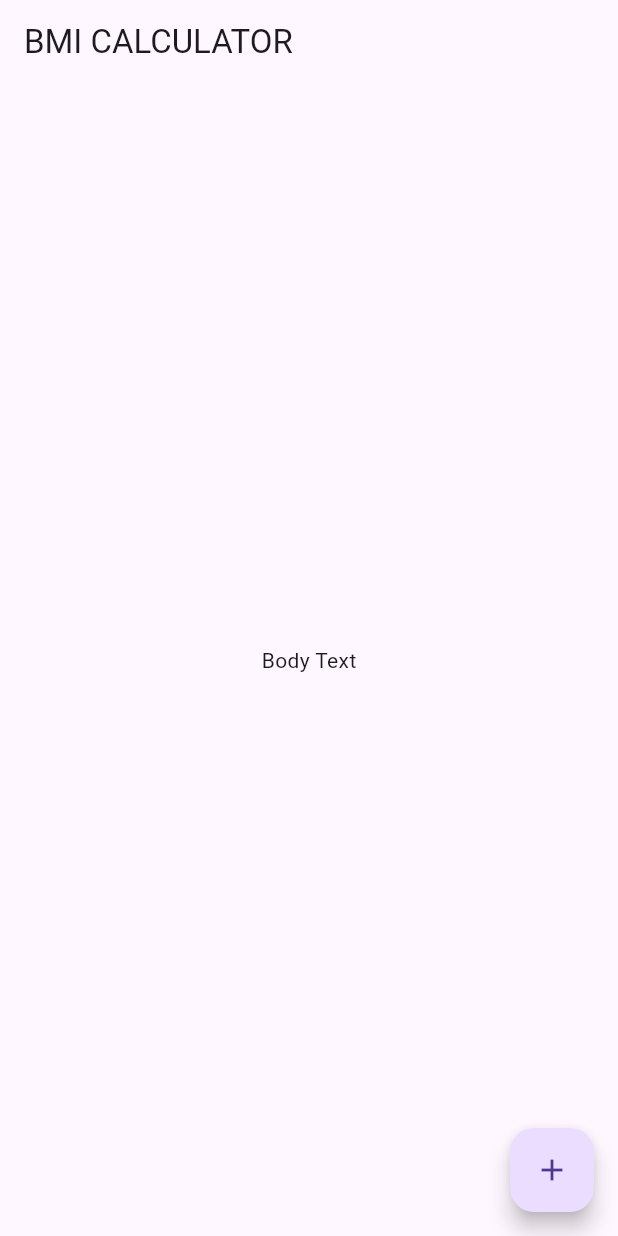
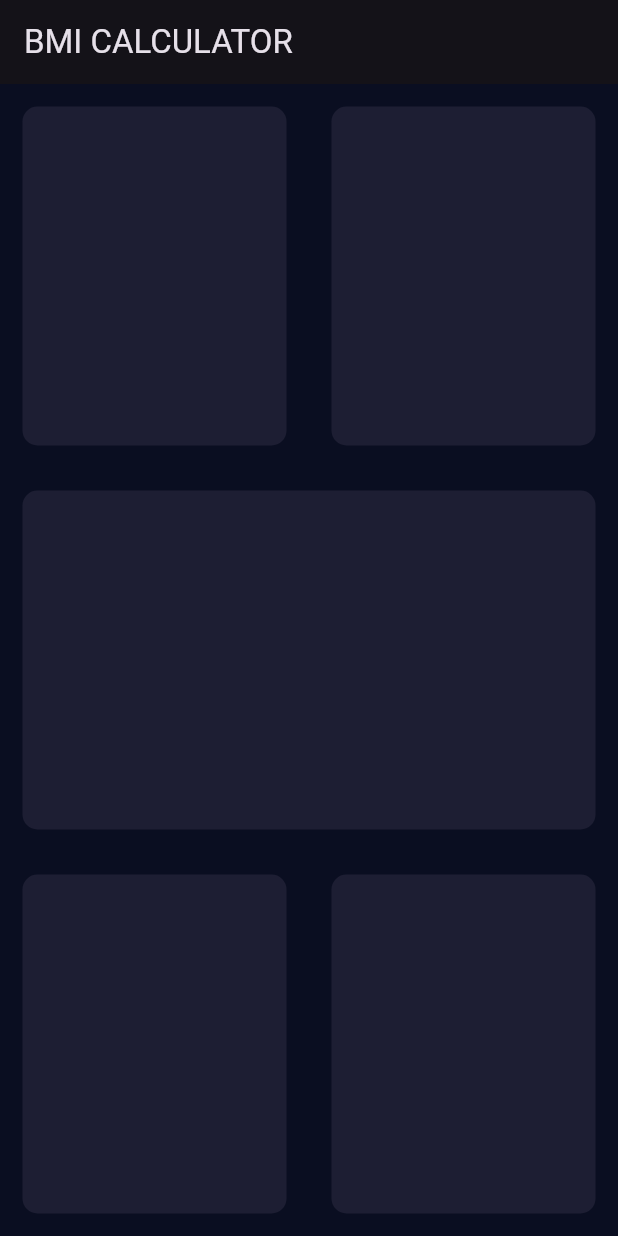
Before and after one commit to niloymamun/bmi-calculator-flutter, a Flutter app: the screen it shows after launch, on a phone screen of 412 x 824 dp. Run offline on Flutter 3.47's test engine with Material 3 defaults, Android fonts, the phone set to English and light mode, and no system bars.

Commit message:
modify some code

```diff
--- /dev/null
+++ b/lib/input_page.dart
@@ -0,0 +1,57 @@
+import 'package:flutter/material.dart';
+
+class InputPage extends StatefulWidget {
+  const InputPage({super.key});
+
+  @override
+  State<InputPage> createState() => _InputPageState();
+}
+
+class _InputPageState extends State<InputPage> {
+  @override
+  Widget build(BuildContext context) {
+    return Scaffold(
+      appBar: AppBar(title: Text('BMI CALCULATOR')),
+
+      body: Column(
+        children: [
+          Expanded(
+            child: Row(
+              children: [
+                Expanded(child: ReusableCard(color: Color(0xFF1D1E33))),
+                Expanded(child: ReusableCard(color: Color(0xFF1D1E33))),
+              ],
+            ),
+          ),
+          Expanded(child: ReusableCard(color: Color(0xFF1D1E33))),
+          Expanded(
+            child: Row(
+              children: [
+                Expanded(child: ReusableCard(color: Color(0xFF1D1E33))),
+                Expanded(child: ReusableCard(color: Color(0xFF1D1E33))),
+              ],
+            ),
+          ),
+        ],
+      ),
+    );
+  }
+}
+
+class ReusableCard extends StatelessWidget {
+  const ReusableCard({super.key, required this.color});
+
+  final Color color;
+
+  @override
+  Widget build(BuildContext context) {
+    return Container(
+      margin: EdgeInsets.all(15),
+
+      decoration: BoxDecoration(
+        color: color,
+        borderRadius: BorderRadius.circular(10.0),
+      ),
+    );
+  }
+}
--- a/lib/main.dart
+++ b/lib/main.dart
@@ -1,3 +1,4 @@
+import 'package:bmi/input_page.dart';
 import 'package:flutter/material.dart';
 
 void main() {
@@ -10,27 +11,12 @@ class BMICalculator extends StatelessWidget {
   // This widget is the root of your application.
   @override
   Widget build(BuildContext context) {
-    return MaterialApp(home: InputPage());
-  }
-}
-
-class InputPage extends StatefulWidget {
-  const InputPage({super.key});
-
-  @override
-  State<InputPage> createState() => _InputPageState();
-}
-
-class _InputPageState extends State<InputPage> {
-  @override
-  Widget build(BuildContext context) {
-    return Scaffold(
-      appBar: AppBar(title: Text('BMI CALCULATOR')),
-      body: Center(child: Text('Body Text')),
-      floatingActionButton: FloatingActionButton(
-        onPressed: () {},
-        child: Icon(Icons.add),
+    return MaterialApp(
+      theme: ThemeData.dark().copyWith(
+        primaryColor: Color(0xFF0A0E21),
+        scaffoldBackgroundColor: Color(0xFF0A0E21),
       ),
+      home: InputPage(),
     );
   }
 }
```
